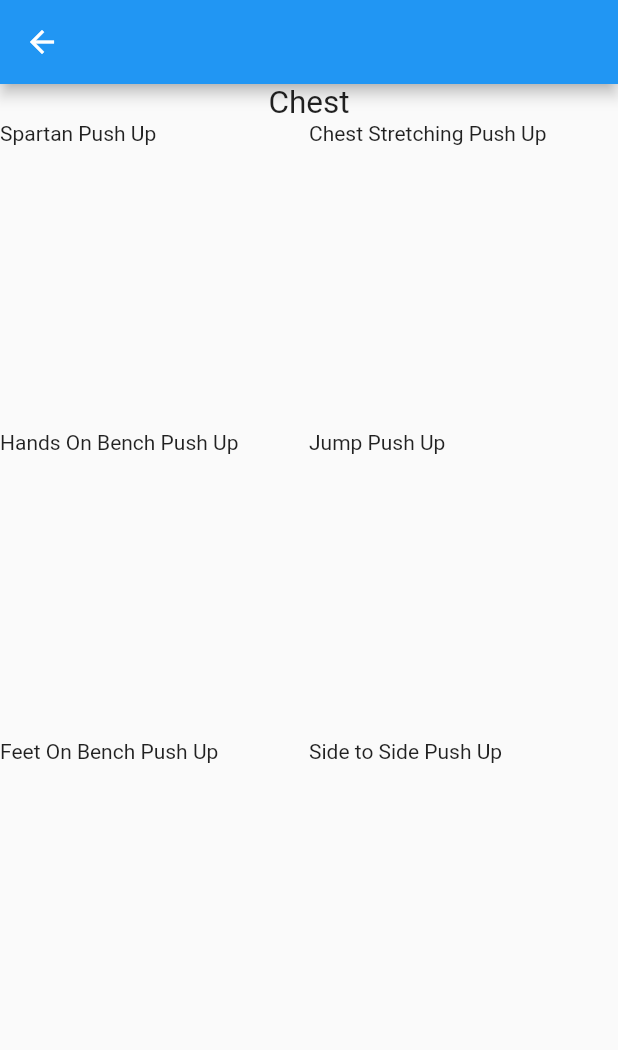
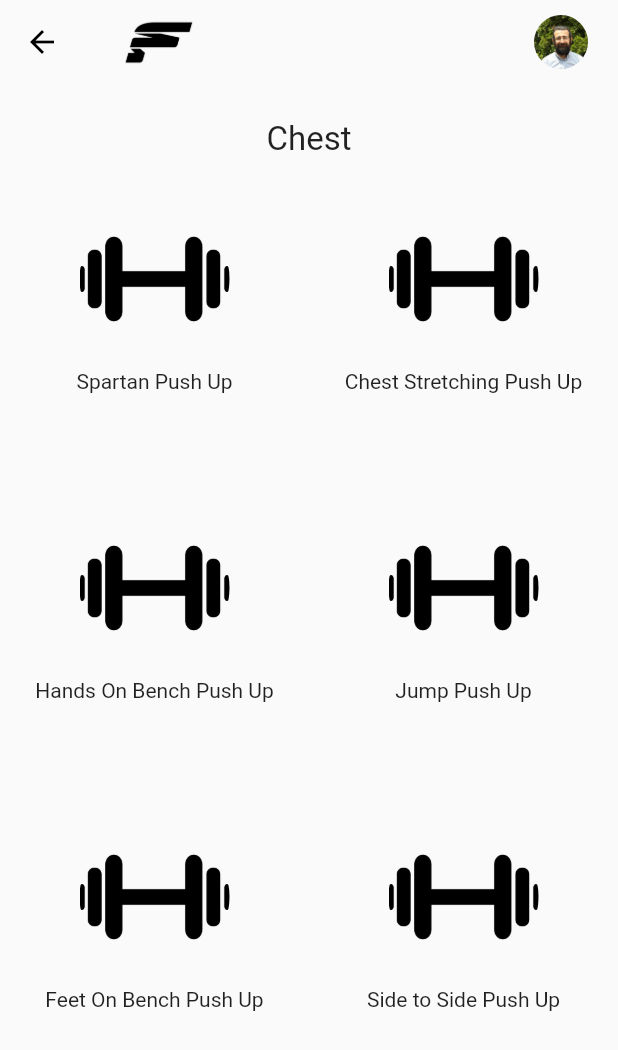
Before and after one commit to rmgoktas/StayFit, a Flutter app: the ExerciseListPage screen opened directly, after a tap on "Chest", on a phone screen of 412 x 824 dp. Shown: the top 1050 px of the screen. Run offline on Flutter 3.47's test engine with Material 2 defaults, Android fonts, the light colour scheme and no system bars.

Commit message:
added exercise details page, added appBar widget

```diff
--- a/lib/models/exercise.dart
+++ b/lib/models/exercise.dart
@@ -1,4 +1,5 @@
 import 'dart:ui';
+
 
 class Exercise {
   String name;
--- /dev/null
+++ b/lib/pages/exercisedetailspage.dart
@@ -0,0 +1,22 @@
+import 'package:flutter/material.dart';
+import 'package:stayfit_app/models/subexercise.dart';
+import 'package:stayfit_app/widgets/mainappbar.dart';
+
+import '../models/exercise.dart';
+
+class ExerciseDetailsPage extends StatelessWidget {
+
+  final Exercise selectedExercise;
+
+  ExerciseDetailsPage({required this.selectedExercise});
+
+  @override
+  Widget build(BuildContext context) {
+    return Scaffold(
+      appBar: MainAppBar(),
+      body: Center(
+        child: Text(this.selectedExercise.name)
+      ),
+    );
+  }
+}
--- a/lib/pages/exerciselistpage.dart
+++ b/lib/pages/exerciselistpage.dart
@@ -2,6 +2,7 @@
 import 'package:stayfit_app/helpers/utils.dart';
 import 'package:stayfit_app/models/exercise.dart';
 import 'package:stayfit_app/pages/selectedexercisepage.dart';
+import 'package:stayfit_app/widgets/mainappbar.dart';
 import '../widgets/exercisecard.dart';
 import '../widgets/exercisenavbar.dart';
 
@@ -14,23 +15,7 @@
   Widget build(BuildContext context) {
     return Scaffold(
       drawer: Drawer(),
-      appBar: AppBar(
-        title: SizedBox(
-            width: 65, height: 65, child: Image.asset("assets/blackicon.png")
-        ),
-        backgroundColor: Colors.transparent,
-        foregroundColor: Colors.black,
-        elevation: 0,
-        actions: [
-          Container(
-            margin: EdgeInsets.only(right: 10),
-            padding: EdgeInsets.all(10),
-            child: ClipOval(
-              child: Image.asset("assets/ahmethoca.jpeg"),
-            ),
-          )
-        ],
-      ),
+      appBar: MainAppBar(),
       body: Container(
           child: Stack(
         children: [
@@ -56,7 +41,7 @@
                           context,
                           MaterialPageRoute(
                             builder: (context) => SelectedExercisePage(
-                              selectedExercise: Utils.getMockedExercises()[index]
+                              selectedExercise: this.exercises[index],
                               )
                             )
                         );
--- a/lib/pages/selectedexercisepage.dart
+++ b/lib/pages/selectedexercisepage.dart
@@ -1,5 +1,7 @@
 import 'package:flutter/material.dart';
 import 'package:stayfit_app/models/exercise.dart';
+import 'package:stayfit_app/pages/exercisedetailspage.dart';
+import 'package:stayfit_app/widgets/mainappbar.dart';
 
 class SelectedExercisePage extends StatelessWidget {
   Exercise selectedExercise;
@@ -9,7 +11,7 @@
   @override
   Widget build(BuildContext context) {
     return Scaffold(
-        appBar: AppBar(),
+        appBar: MainAppBar(),
         body: Container(
           child: Column(
             children: [
@@ -18,23 +20,51 @@
                 children: [
                   Text(
                     this.selectedExercise.name,
-                    style: TextStyle(fontSize: 21),
+                    style: TextStyle(fontSize: 22),
                   )
                 ],
               ),
+              SizedBox(height: 30),
               Expanded(
                   child: GridView.count(
                 crossAxisCount: 2,
                 children: List.generate(
                     this.selectedExercise.subExercises.length, (index) {
-                  return Text(this.selectedExercise.subExercises[index].name);
-                }
-               ),
-              )
-            ),
-          ],
-        ),
-      )
-    );
+                  return GestureDetector(
+                    onTap: () {
+                      Navigator.push(
+                          context,
+                          MaterialPageRoute(
+                              builder: (context) =>
+                              ExerciseDetailsPage(
+                                  selectedExercise: this.selectedExercise.subExercises[index],
+                              )
+                          )
+                      );
+                    },
+                    child: Container(
+                      child: Column(
+                        children: [
+                          ClipOval(
+                            child: Image.asset(
+                              "assets/dumbell.png",
+                              fit: BoxFit.cover,
+                              height: 100,
+                              width: 100,
+                            ),
+                          ),
+                          SizedBox(height: 10),
+                          Text(
+                            this.selectedExercise.subExercises[index].name,
+                          )
+                        ],
+                      ),
+                    ),
+                  );
+                }),
+              )),
+            ],
+          ),
+        ));
   }
 }
--- /dev/null
+++ b/lib/widgets/mainappbar.dart
@@ -0,0 +1,42 @@
+import 'package:flutter/material.dart';
+
+class MainAppBar extends StatefulWidget implements PreferredSizeWidget {
+
+  Color themeColor;
+
+  MainAppBar({this.themeColor = Colors.white});
+
+  @override
+  MainAppBarState createState() => MainAppBarState();
+
+  @override
+  Size get preferredSize => new Size.fromHeight(80);
+
+}
+
+class MainAppBarState extends State<MainAppBar> {
+
+  @override
+  Widget build(BuildContext context) {
+    return AppBar(
+      title: SizedBox(
+          width: 65, height: 65,
+          child: Image.asset(
+            "assets/blackicon.png"
+            )
+          ),
+          backgroundColor: Colors.transparent,
+          foregroundColor: Colors.black,
+          elevation: 0.0,
+          actions: [
+            Container(
+              margin: EdgeInsets.only(right: 10),
+              padding: EdgeInsets.all(10),
+              child: ClipOval(
+                child: Image.asset("assets/ahmethoca.jpeg"),
+              ),
+            )
+          ],
+      );
+  }
+}
```
